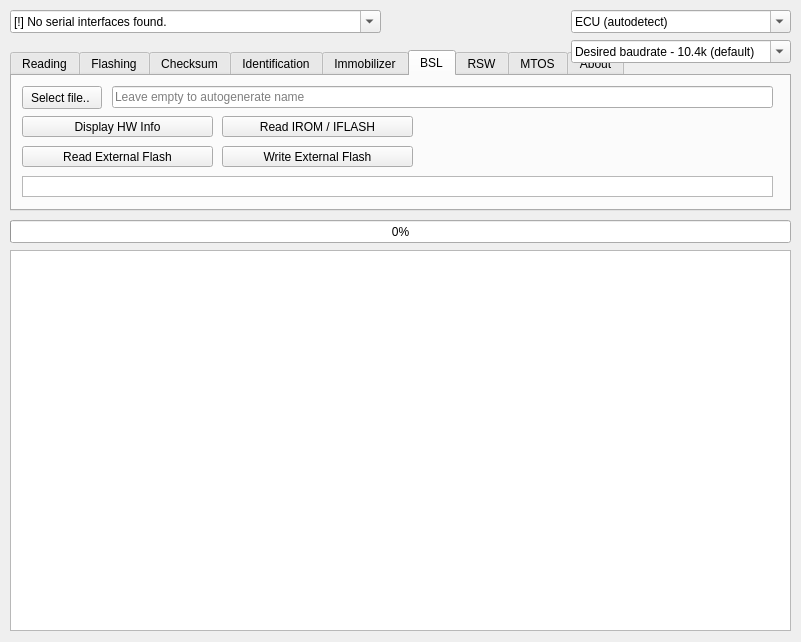
Dante383/GKFlasher, file flasher/gkflasher.ui: the form before one commit.
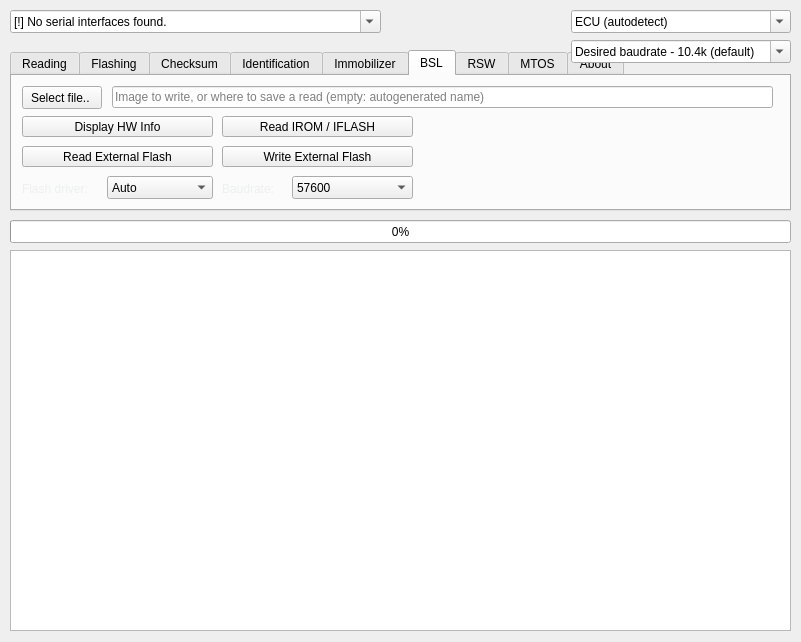
The form after the commit. The open tabs and pages were chosen to show the change. Icons and pictures are not drawn.

What changed in the file:
```diff
--- a/flasher/gkflasher.ui
+++ b/flasher/gkflasher.ui
@@ -543,18 +543,92 @@
       <string>Write External Flash</string>
      </property>
     </widget>
-    <widget class="QTextEdit" name="bslOutput">
+    <widget class="QLabel" name="bslDriverLabel">
      <property name="geometry">
       <rect>
        <x>10</x>
+       <y>103</y>
+       <width>80</width>
+       <height>20</height>
+      </rect>
+     </property>
+     <property name="styleSheet">
+      <string notr="true">color: #ecf0f1;</string>
+     </property>
+     <property name="text">
+      <string>Flash driver:</string>
+     </property>
+    </widget>
+    <widget class="QComboBox" name="bslDriverBox">
+     <property name="geometry">
+      <rect>
+       <x>95</x>
        <y>100</y>
-       <width>751</width>
-       <height>21</height>
+       <width>106</width>
+       <height>23</height>
       </rect>
      </property>
-     <property name="verticalScrollBarPolicy">
-      <enum>Qt::ScrollBarAlwaysOff</enum>
+     <item>
+      <property name="text">
+       <string>Auto</string>
+      </property>
+     </item>
+     <item>
+      <property name="text">
+       <string>I4</string>
+      </property>
+     </item>
+     <item>
+      <property name="text">
+       <string>V6</string>
+      </property>
+     </item>
+    </widget>
+    <widget class="QLabel" name="bslBaudrateLabel">
+     <property name="geometry">
+      <rect>
+       <x>210</x>
+       <y>103</y>
+       <width>65</width>
+       <height>20</height>
+      </rect>
      </property>
+     <property name="styleSheet">
+      <string notr="true">color: #ecf0f1;</string>
+     </property>
+     <property name="text">
+      <string>Baudrate:</string>
+     </property>
+    </widget>
+    <widget class="QComboBox" name="bslBaudrateBox">
+     <property name="geometry">
+      <rect>
+       <x>280</x>
+       <y>100</y>
+       <width>121</width>
+       <height>23</height>
+      </rect>
+     </property>
+     <item>
+      <property name="text">
+       <string>57600</string>
+      </property>
+     </item>
+     <item>
+      <property name="text">
+       <string>38400</string>
+      </property>
+     </item>
+     <item>
+      <property name="text">
+       <string>19200</string>
+      </property>
+     </item>
+     <item>
+      <property name="text">
+       <string>9600</string>
+      </property>
+     </item>
     </widget>
     <widget class="QLineEdit" name="bslFileInput">
      <property name="geometry">
@@ -566,7 +640,7 @@
       </rect>
      </property>
      <property name="placeholderText">
-      <string>Leave empty to autogenerate name</string>
+      <string>Image to write, or where to save a read (empty: autogenerated name)</string>
      </property>
     </widget>
     <widget class="QPushButton" name="bslFileBtn">
```
